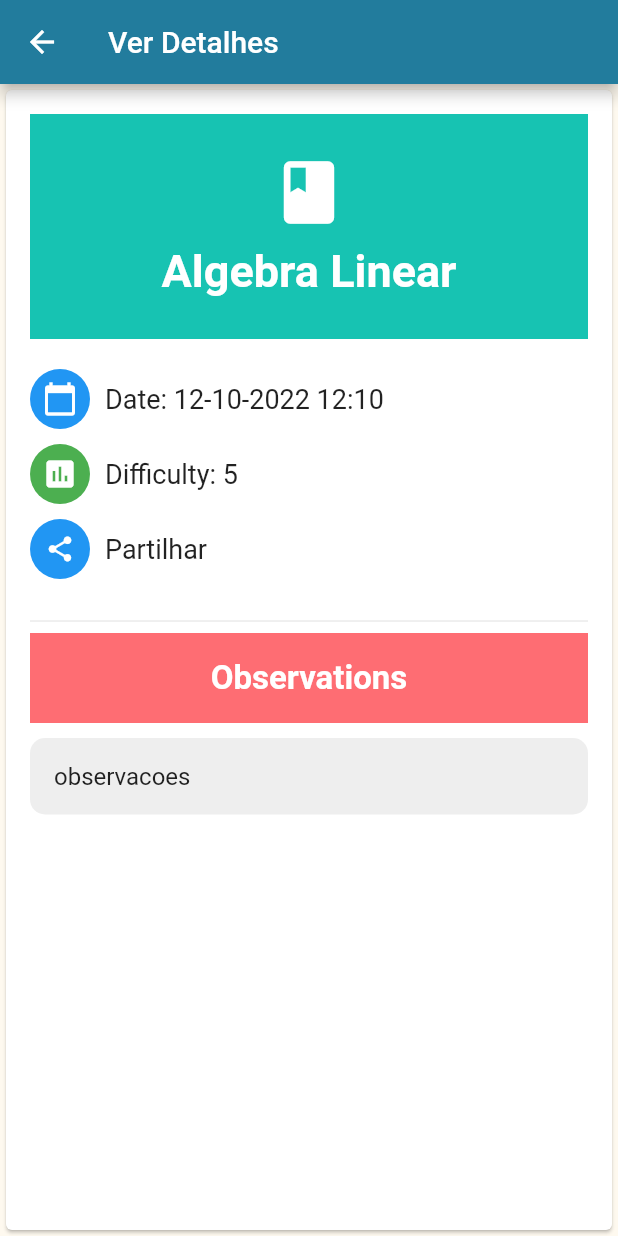
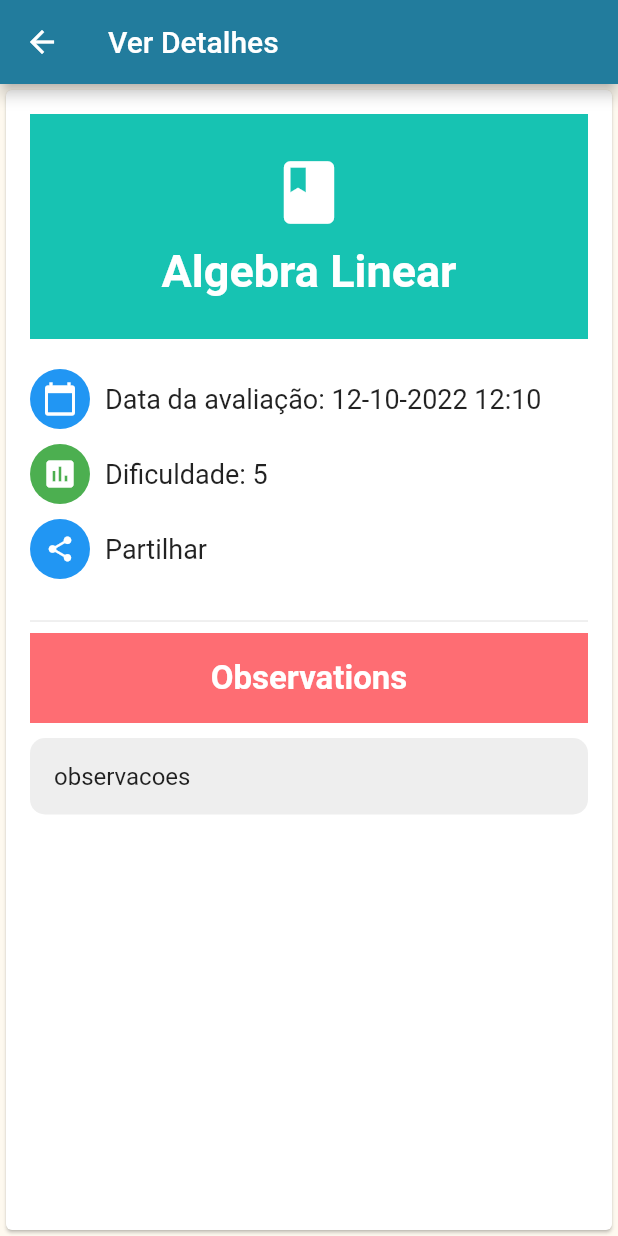
Before and after one commit to Culurio/MiniProjeto, a Flutter app: the screen it shows after launch, item 2 of the bottom bar chosen, after a tap on "Ver Detalhes", on a phone screen of 412 x 824 dp. Run offline on Flutter 3.47's test engine with Material 2 defaults, Android fonts, the phone set to English and light mode, and no system bars; our stand-ins replace share_plus.

Commit message:
Commit fixe

```diff
--- a/lib/widgets/build_details_widget.dart
+++ b/lib/pages/details_widget.dart
@@ -3,7 +3,6 @@ import 'package:mini_projeto/models/avalicao.dart';
 import 'package:mini_projeto/widgets/share_button.dart';
 import 'package:share_plus/share_plus.dart';
 
-import 'build_text_widget.dart';
 
 class SubjectDetailsCard extends StatelessWidget {
   final Avaliacao avaliacao;
@@ -65,7 +64,7 @@ class SubjectDetailsCard extends StatelessWidget {
                   ),
                   SizedBox(width: 10.0),
                   Text(
-                    'Date: ${avaliacao.data}',
+                    'Data da avaliação: ${avaliacao.data}',
                     style: TextStyle(
                       fontSize: 18.0,
                     ),
@@ -86,7 +85,7 @@ class SubjectDetailsCard extends StatelessWidget {
                   ),
                   SizedBox(width: 10.0),
                   Text(
-                    'Difficulty: ${avaliacao.nivel}',
+                    'Dificuldade: ${avaliacao.nivel}',
                     style: TextStyle(
                       fontSize: 18.0,
                     ),
--- a/lib/widgets/note_card_widget.dart
+++ b/lib/widgets/note_card_widget.dart
@@ -3,7 +3,7 @@ import 'package:mini_projeto/models/avalicao.dart';
 import 'package:mini_projeto/pages/editar_avaliacao.dart';
 
 import '../pages/listar_registo.dart';
-import 'build_details_widget.dart';
+import '../pages/details_widget.dart';
 
 
 class NoteCard extends StatefulWidget {
```
Also changed, not shown: Ecrãs.png, Tabela.png (added), 1 other file.
